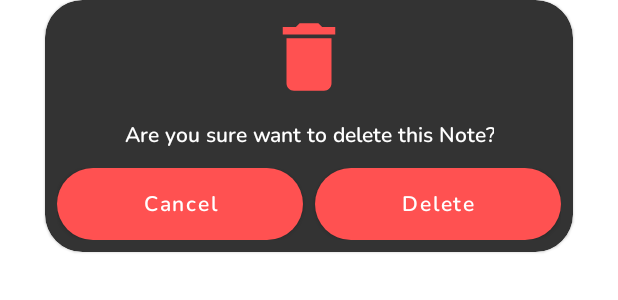
After one commit to AnuragKashyap82/Notes-App, an Android app: the layout delete_dialog.xml on its own in the app's theme, with its tools: preview values and no code run, on a phone screen of 412 x 824 dp. The commit adds this screen. Shown: the top 300 px of the screen. Run offline under Robolectric (Android 15) with nearby library versions, the light colour scheme and no system bars.

Commit message:
Notes App with Local Database

```diff
--- a/app/src/main/AndroidManifest.xml
+++ b/app/src/main/AndroidManifest.xml
@@ -4,6 +4,7 @@
 
     <uses-permission android:name="android.permission.WRITE_EXTERNAL_STORAGE" />
     <uses-permission android:name="android.permission.READ_EXTERNAL_STORAGE" />
+
     <application
         android:allowBackup="true"
         android:dataExtractionRules="@xml/data_extraction_rules"
@@ -52,6 +53,7 @@
                 android:name="android.app.lib_name"
                 android:value="" />
         </activity>
+
     </application>
 
 </manifest>
--- a/app/src/main/java/kashyap/anurag/notesapp/Activities/SplashActivity.java
+++ b/app/src/main/java/kashyap/anurag/notesapp/Activities/SplashActivity.java
@@ -3,6 +3,8 @@ package kashyap.anurag.notesapp.Activities;
 import android.content.Intent;
 import android.os.Bundle;
 import android.os.Handler;
+import android.widget.Toast;
+
 
 import androidx.appcompat.app.AppCompatActivity;
 import kashyap.anurag.notesapp.R;
@@ -14,13 +16,12 @@ public class SplashActivity extends AppCompatActivity {
         super.onCreate(savedInstanceState);
         setContentView(R.layout.activity_splash);
 
-
         new Handler().postDelayed(new Runnable() {
             @Override
             public void run() {
                 startActivity(new Intent(SplashActivity.this, MainActivity.class));
                 finishAffinity();
             }
-        }, 1000);
+        }, 800);
     }
 }
--- a/app/src/main/java/kashyap/anurag/notesapp/Activities/UpdateNotesActivity.java
+++ b/app/src/main/java/kashyap/anurag/notesapp/Activities/UpdateNotesActivity.java
@@ -8,11 +8,9 @@ import androidx.annotation.NonNull;
 import androidx.appcompat.app.AppCompatActivity;
 import androidx.core.app.ActivityCompat;
 import androidx.core.content.ContextCompat;
-import androidx.lifecycle.ViewModelProviders;
 import kashyap.anurag.notesapp.Database.NotesDatabase;
 import kashyap.anurag.notesapp.Model.Notes;
 import kashyap.anurag.notesapp.R;
-import kashyap.anurag.notesapp.ViewModel.NotesViewModel;
 import kashyap.anurag.notesapp.databinding.ActivityUpdateNotesBinding;
 
 
@@ -20,6 +18,7 @@ import android.Manifest;
 import android.annotation.SuppressLint;
 import android.app.Activity;
 import android.app.AlertDialog;
+import android.app.Dialog;
 import android.content.Intent;
 import android.content.pm.PackageManager;
 import android.database.Cursor;
@@ -34,18 +33,15 @@ import android.os.Bundle;
 import android.text.format.DateFormat;
 import android.util.Patterns;
 import android.view.LayoutInflater;
-import android.view.Menu;
-import android.view.MenuItem;
 import android.view.View;
 import android.view.ViewGroup;
+import android.widget.Button;
 import android.widget.EditText;
 import android.widget.ImageView;
 import android.widget.LinearLayout;
-import android.widget.TextView;
 import android.widget.Toast;
 
 import com.google.android.material.bottomsheet.BottomSheetBehavior;
-import com.google.android.material.bottomsheet.BottomSheetDialog;
 
 import java.io.InputStream;
 import java.util.Date;
@@ -158,9 +154,36 @@ public class UpdateNotesActivity extends AppCompatActivity {
         binding.deleteNoteBtn.setOnClickListener(new View.OnClickListener() {
             @Override
             public void onClick(View v) {
-                deleteNote(iid);
+                showFilterDialog();
             }
         });
+    }
+    private void showFilterDialog() {
+        Dialog filterDialog = new Dialog(UpdateNotesActivity.this, R.style.BottomSheetStyle);
+        filterDialog.setContentView(R.layout.delete_dialog);
+        filterDialog.getWindow().setLayout(ViewGroup.LayoutParams.MATCH_PARENT, ViewGroup.LayoutParams.WRAP_CONTENT);
+
+        Button deleteNote = filterDialog.findViewById(R.id.deleteNoteBtn);
+        Button cancelBtn = filterDialog.findViewById(R.id.cancelBtn);
+
+
+        filterDialog.setCancelable(true);
+
+        deleteNote.setOnClickListener(new View.OnClickListener() {
+            @Override
+            public void onClick(View view) {
+                deleteNote(iid);
+                filterDialog.dismiss();
+            }
+        });
+        cancelBtn.setOnClickListener(new View.OnClickListener() {
+            @Override
+            public void onClick(View view) {
+                filterDialog.dismiss();
+
+            }
+        });
+        filterDialog.show();
     }
 
     private void setViewOrUpdateNote() {
--- a/app/src/main/res/layout/activity_splash.xml
+++ b/app/src/main/res/layout/activity_splash.xml
@@ -69,4 +69,6 @@
         app:layout_constraintEnd_toEndOf="parent"
         app:layout_constraintStart_toStartOf="parent"
         app:layout_constraintTop_toBottomOf="@+id/textView3" />
+
+
 </androidx.constraintlayout.widget.ConstraintLayout>
--- /dev/null
+++ b/app/src/main/res/layout/delete_dialog.xml
@@ -0,0 +1,74 @@
+<?xml version="1.0" encoding="utf-8"?>
+<com.google.android.material.card.MaterialCardView xmlns:android="http://schemas.android.com/apk/res/android"
+    android:layout_width="match_parent"
+    android:layout_height="wrap_content"
+    xmlns:app="http://schemas.android.com/apk/res-auto"
+    android:elevation="7dp"
+    android:backgroundTint="@color/colorSearchBackground"
+    android:layout_marginStart="30dp"
+    android:layout_marginEnd="30dp"
+    app:cardCornerRadius="25sp">
+
+    <RelativeLayout
+        android:layout_width="match_parent"
+        android:layout_height="wrap_content"
+        android:layout_margin="8dp" >
+
+        <ImageView
+            android:id="@+id/iv2"
+            android:layout_width="60dp"
+            android:layout_height="60dp"
+            android:src="@drawable/ic_delete_white"
+            app:tint="@color/red"
+            android:layout_centerHorizontal="true"/>
+
+        <TextView
+            android:id="@+id/tv"
+            android:layout_width="wrap_content"
+            android:layout_height="wrap_content"
+            android:textSize="14sp"
+            android:text="Are you sure want to delete this Note?"
+            android:textColor="@color/white"
+            android:textStyle="bold"
+            android:fontFamily="@font/nuniti_bold"
+            android:layout_centerHorizontal="true"
+            android:textAlignment="center"
+            android:layout_below="@id/iv2"
+            android:layout_marginTop="12dp"/>
+
+        <LinearLayout
+            android:layout_width="match_parent"
+            android:layout_height="wrap_content"
+            android:weightSum="2"
+            android:layout_marginTop="12sp"
+            android:layout_below="@id/tv">
+
+            <Button
+                android:id="@+id/cancelBtn"
+                android:layout_width="0dp"
+                android:layout_height="wrap_content"
+                android:text="Cancel"
+                android:layout_below="@id/tv"
+                android:layout_weight="1"
+                android:textAllCaps="false"
+                android:fontFamily="@font/nuniti_bold"
+                android:layout_marginEnd="4dp"
+                android:background="@drawable/button_background"/>
+
+            <Button
+                android:id="@+id/deleteNoteBtn"
+                android:layout_width="0dp"
+                android:layout_height="wrap_content"
+                android:text="Delete"
+                android:layout_below="@id/tv"
+                android:layout_weight="1"
+                android:textAllCaps="false"
+                android:fontFamily="@font/nuniti_bold"
+                android:layout_marginStart="4dp"
+                android:background="@drawable/button_background"/>
+
+        </LinearLayout>
+
+    </RelativeLayout>
+
+</com.google.android.material.card.MaterialCardView>
--- a/build.gradle
+++ b/build.gradle
@@ -1,4 +1,11 @@
 // Top-level build file where you can add configuration options common to all sub-projects/modules.
+buildscript {
+    repositories {
+        google()
+        mavenCentral()
+    }
+}
+
 plugins {
     id 'com.android.application' version '7.3.0' apply false
     id 'com.android.library' version '7.3.0' apply false
--- a/settings.gradle
+++ b/settings.gradle
@@ -12,5 +12,6 @@ dependencyResolutionManagement {
         mavenCentral()
     }
 }
+
 rootProject.name = "NotesApp"
 include ':app'
```
